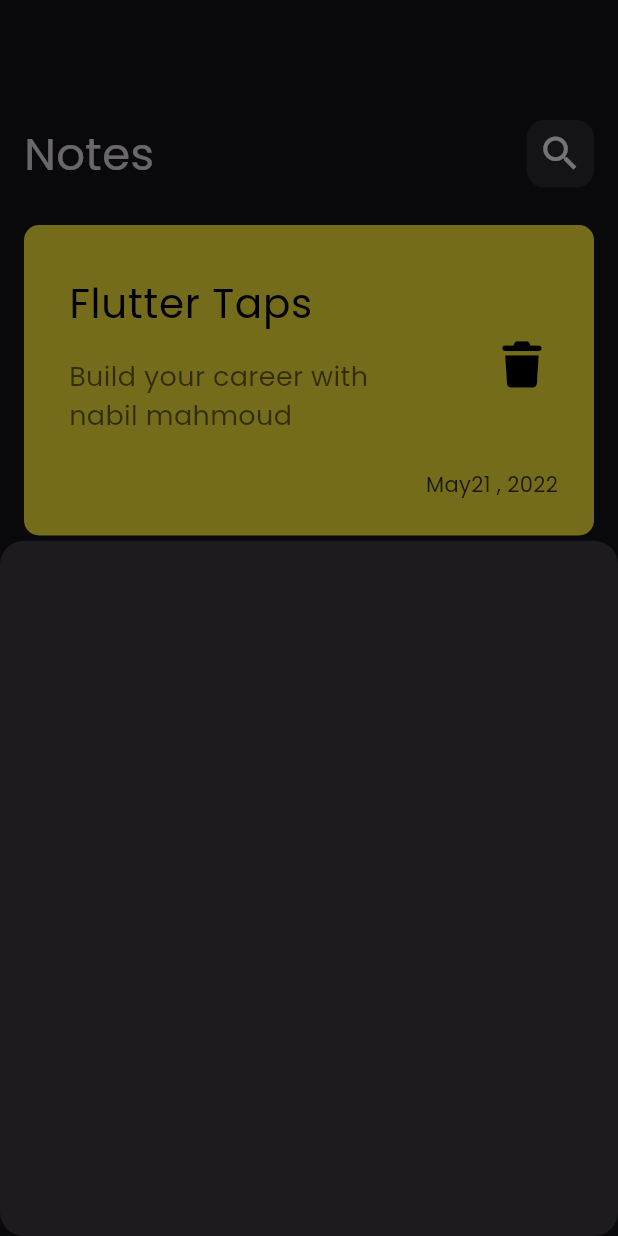
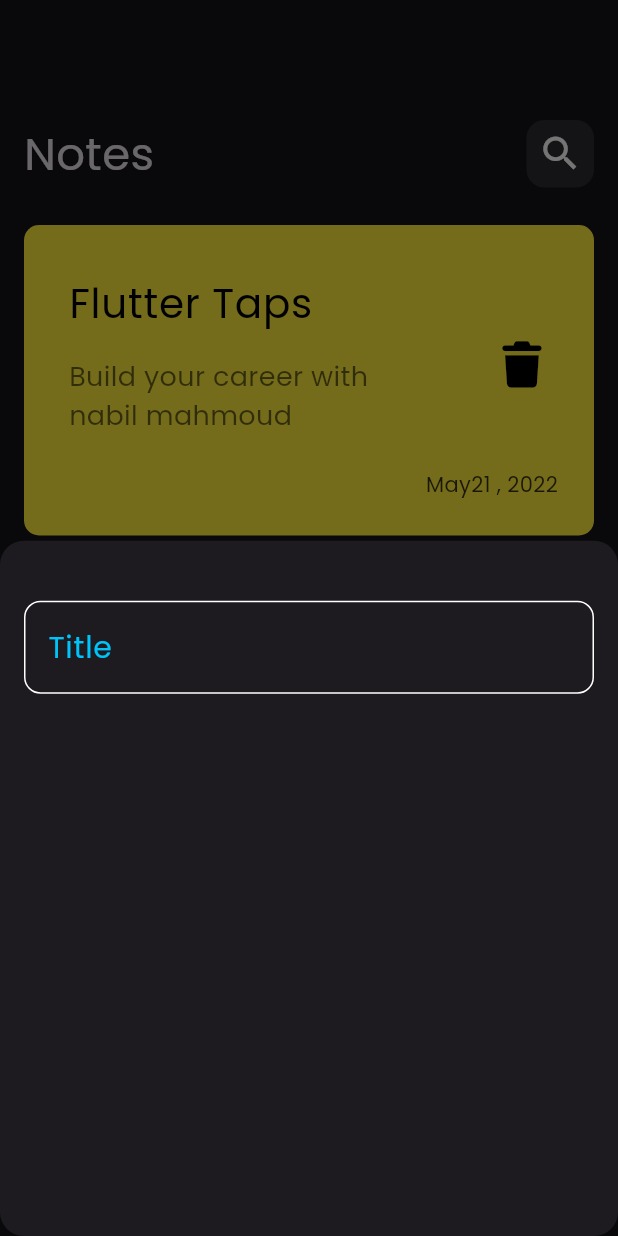
Before and after one commit to nabilmahmoud12/notes_app, a Flutter app: the screen it shows after launch, after a tap on the "add" icon, on a phone screen of 412 x 824 dp. Run offline on Flutter 3.47's test engine with Material 3 defaults, Android fonts, the phone set to English and light mode, and no system bars; our stand-ins replace font_awesome_flutter.

Commit message:
create custom text field

```diff
--- /dev/null
+++ b/lib/Views/helper/constants.dart
@@ -0,0 +1,3 @@
+import 'package:flutter/material.dart';
+
+const KPrimaryColor = Color.fromARGB(255, 0, 195, 249);
--- a/lib/widgets/add_note_bottom_sheet.dart
+++ b/lib/widgets/add_note_bottom_sheet.dart
@@ -1,10 +1,14 @@
 import 'package:flutter/material.dart';
+import 'package:notsapp/widgets/custom_text_field.dart';
 
 class AddNoteBottomSheet extends StatelessWidget {
   const AddNoteBottomSheet({super.key});
 
   @override
   Widget build(BuildContext context) {
-    return Container();
+    return Padding(
+      padding: const EdgeInsets.symmetric(horizontal: 16),
+      child: Column(children: [SizedBox(height: 40), CustomTextField()]),
+    );
   }
 }
--- /dev/null
+++ b/lib/widgets/custom_text_field.dart
@@ -0,0 +1,27 @@
+import 'package:flutter/material.dart';
+import 'package:notsapp/Views/helper/constants.dart';
+
+class CustomTextField extends StatelessWidget {
+  const CustomTextField({super.key});
+
+  @override
+  Widget build(BuildContext context) {
+    return TextField(
+      cursorColor: KPrimaryColor,
+      decoration: InputDecoration(
+        hintText: "Title",
+        hintStyle: TextStyle(color: KPrimaryColor, fontSize: 20),
+        border: BuildBorder(),
+        enabledBorder: BuildBorder(),
+        focusedBorder: BuildBorder(color: KPrimaryColor),
+      ),
+    );
+  }
+
+  OutlineInputBorder BuildBorder({Color? color}) {
+    return OutlineInputBorder(
+      borderRadius: BorderRadius.circular(11),
+      borderSide: BorderSide(color: color ?? Colors.white),
+    );
+  }
+}
```
